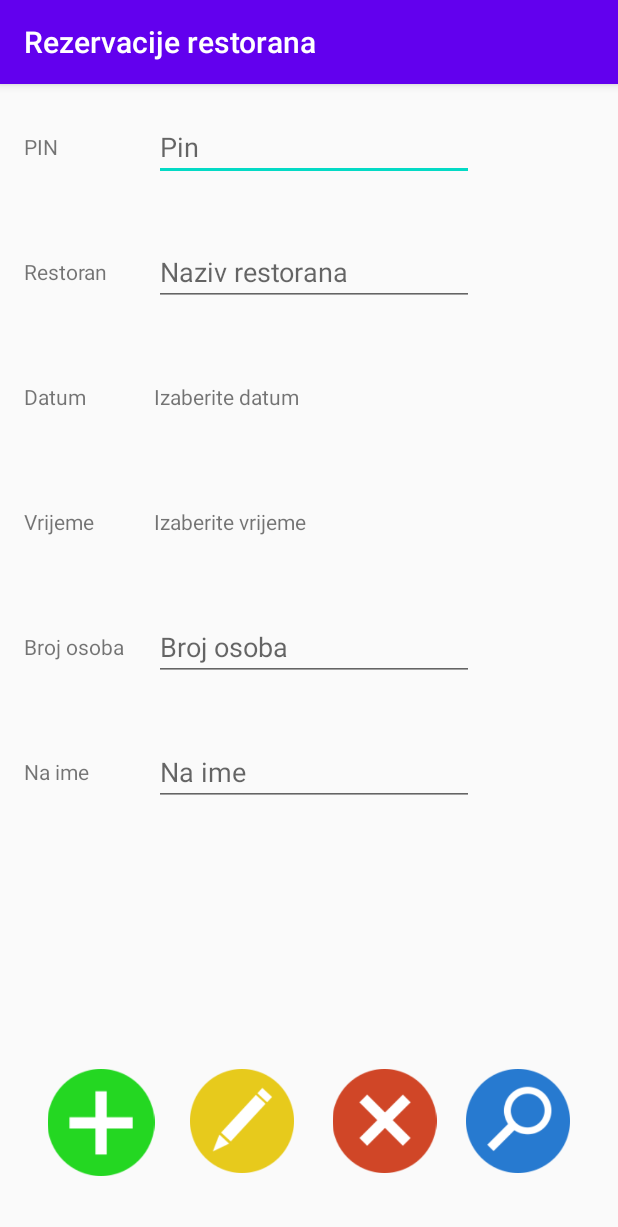
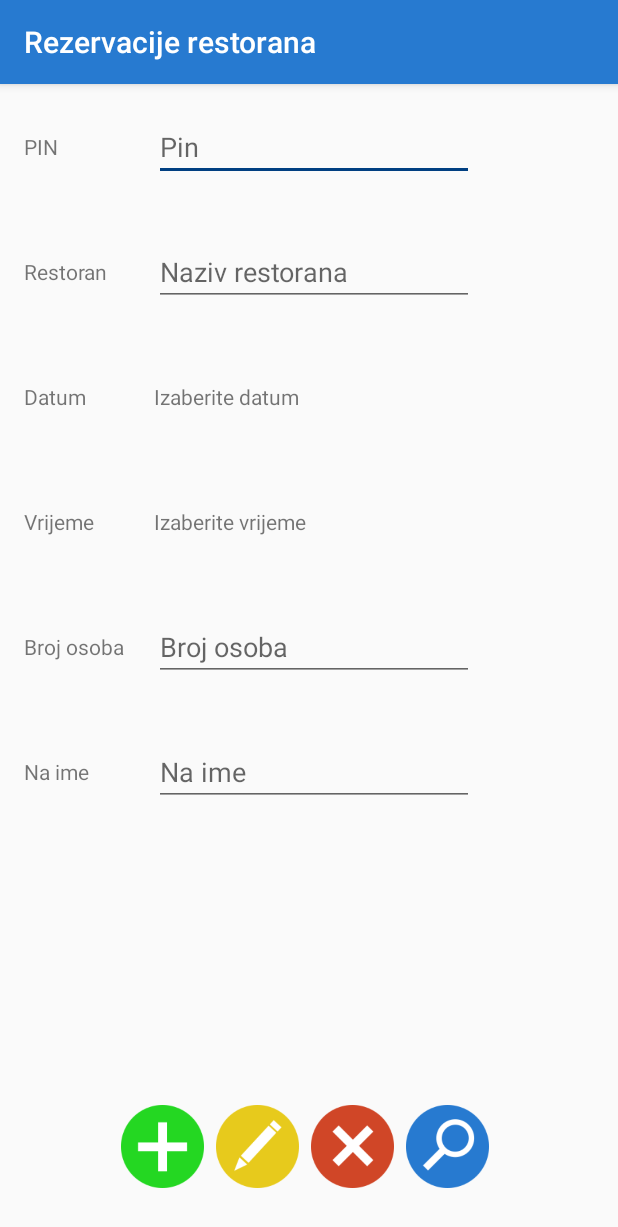
Before and after one commit to damirbulich/Rezervacije-vjezba, an Android app: the screen it shows after launch (MainActivity), on a phone screen of 412 x 824 dp. Shown: the top 1227 px of the screen. Run offline under Robolectric (Android 15) with nearby library versions, the phone set to English and light mode, and no system bars.

Commit message:
Sredjen izgled buttona

```diff
--- a/app/src/main/res/layout/activity_main.xml
+++ b/app/src/main/res/layout/activity_main.xml
@@ -127,8 +127,8 @@
         app:layout_constraintTop_toTopOf="@+id/textView4" />
 
     <androidx.constraintlayout.widget.ConstraintLayout
-        android:layout_width="356dp"
-        android:layout_height="85dp"
+        android:layout_width="wrap_content"
+        android:layout_height="wrap_content"
         android:layout_marginBottom="32dp"
         app:layout_constraintBottom_toBottomOf="parent"
         app:layout_constraintEnd_toEndOf="parent"
@@ -136,48 +136,46 @@
         app:layout_constraintStart_toStartOf="parent">
 
         <ImageView
-            android:id="@+id/imageView3"
-            android:layout_width="72dp"
-            android:layout_height="69dp"
-            android:layout_marginStart="20dp"
-            android:layout_marginEnd="8dp"
-            app:layout_constraintEnd_toStartOf="@+id/imageView4"
-            app:layout_constraintStart_toEndOf="@+id/imageView2"
-            app:layout_constraintTop_toTopOf="@+id/imageView2"
-            app:srcCompat="@drawable/Edit" />
+            android:id="@+id/imageView6"
+            android:layout_width="55dp"
+            android:layout_height="55dp"
+            android:layout_marginEnd="4dp"
+            app:layout_constraintBottom_toBottomOf="parent"
+            app:layout_constraintEnd_toStartOf="@+id/imageView7"
+            app:layout_constraintStart_toStartOf="parent"
+            app:srcCompat="@drawable/add" />
 
         <ImageView
-            android:id="@+id/imageView4"
-            android:layout_width="71dp"
-            android:layout_height="69dp"
-            android:layout_marginStart="15dp"
-            android:layout_marginEnd="8dp"
-            app:layout_constraintEnd_toStartOf="@+id/imageView5"
-            app:layout_constraintStart_toEndOf="@+id/imageView3"
-            app:layout_constraintTop_toTopOf="@+id/imageView3"
-            app:srcCompat="@drawable/Delete" />
+            android:id="@+id/imageView7"
+            android:layout_width="55dp"
+            android:layout_height="55dp"
+            android:layout_marginStart="4dp"
+            android:layout_marginEnd="4dp"
+            app:layout_constraintBottom_toBottomOf="@+id/imageView6"
+            app:layout_constraintEnd_toStartOf="@+id/imageView8"
+            app:layout_constraintStart_toEndOf="@+id/imageView6"
+            app:srcCompat="@drawable/edit" />
 
         <ImageView
-            android:id="@+id/imageView5"
-            android:layout_width="72dp"
-            android:layout_height="69dp"
-            android:layout_marginStart="9dp"
-            android:layout_marginEnd="8dp"
-            app:layout_constraintEnd_toEndOf="parent"
-            app:layout_constraintStart_toEndOf="@+id/imageView4"
-            app:layout_constraintTop_toTopOf="@+id/imageView4"
-            app:srcCompat="@drawable/Find" />
+            android:id="@+id/imageView8"
+            android:layout_width="55dp"
+            android:layout_height="55dp"
+            android:layout_marginStart="4dp"
+            android:layout_marginEnd="4dp"
+            app:layout_constraintBottom_toBottomOf="@+id/imageView7"
+            app:layout_constraintEnd_toStartOf="@+id/imageView9"
+            app:layout_constraintStart_toEndOf="@+id/imageView7"
+            app:srcCompat="@drawable/delete" />
 
         <ImageView
-            android:id="@+id/imageView2"
-            android:layout_width="76dp"
-            android:layout_height="71dp"
-            android:layout_marginStart="8dp"
-            android:layout_marginBottom="8dp"
-            app:layout_constraintBottom_toBottomOf="parent"
-            app:layout_constraintEnd_toStartOf="@+id/imageView3"
-            app:layout_constraintStart_toStartOf="parent"
-            app:srcCompat="@drawable/Add" />
+            android:id="@+id/imageView9"
+            android:layout_width="55dp"
+            android:layout_height="55dp"
+            android:layout_marginStart="4dp"
+            app:layout_constraintBottom_toBottomOf="@+id/imageView8"
+            app:layout_constraintEnd_toEndOf="parent"
+            app:layout_constraintStart_toEndOf="@+id/imageView8"
+            app:srcCompat="@drawable/find" />
     </androidx.constraintlayout.widget.ConstraintLayout>
 
 
--- a/app/src/main/res/values/colors.xml
+++ b/app/src/main/res/values/colors.xml
@@ -1,6 +1,6 @@
 <?xml version="1.0" encoding="utf-8"?>
 <resources>
-    <color name="colorPrimary">#6200EE</color>
-    <color name="colorPrimaryDark">#3700B3</color>
-    <color name="colorAccent">#03DAC5</color>
+    <color name="colorPrimary">#277AD0</color>
+    <color name="colorPrimaryDark">#10569E</color>
+    <color name="colorAccent">#003F81</color>
 </resources>
```
Also changed, not shown: app/src/main/res/drawable/add.png (renamed from app/src/main/res/drawable/Add.png), app/src/main/res/drawable/delete.png (renamed from app/src/main/res/drawable/Delete.png), app/src/main/res/drawable/edit.png (renamed from app/src/main/res/drawable/Edit.png), app/src/main/res/drawable/find.png (renamed from app/src/main/res/drawable/Find.png).
